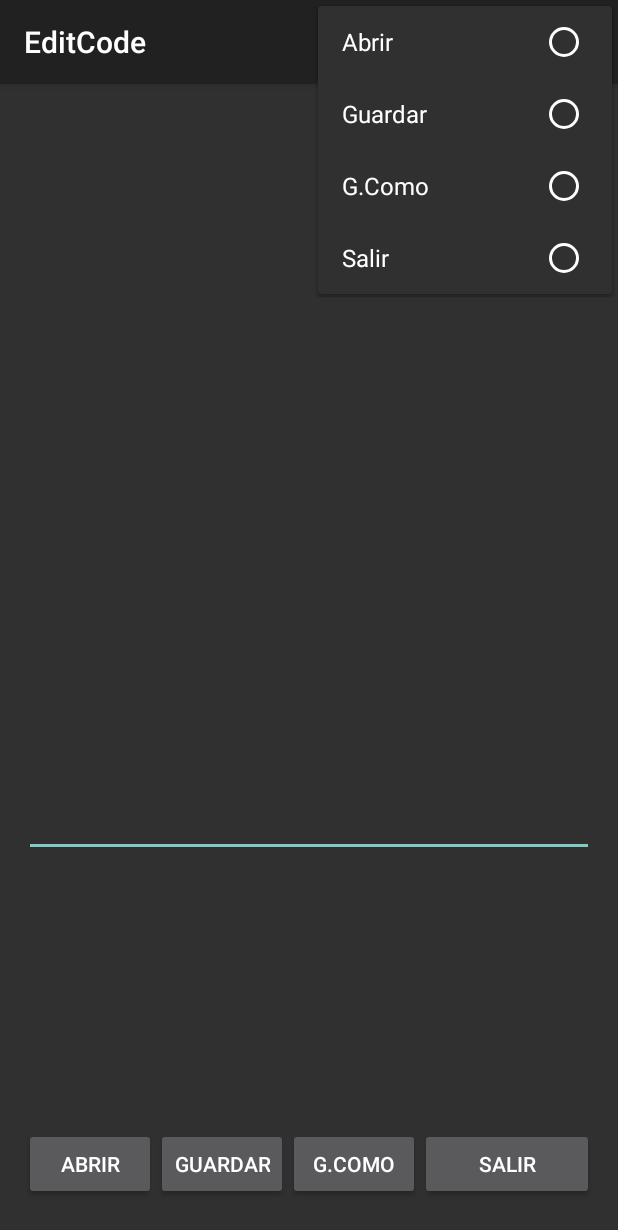
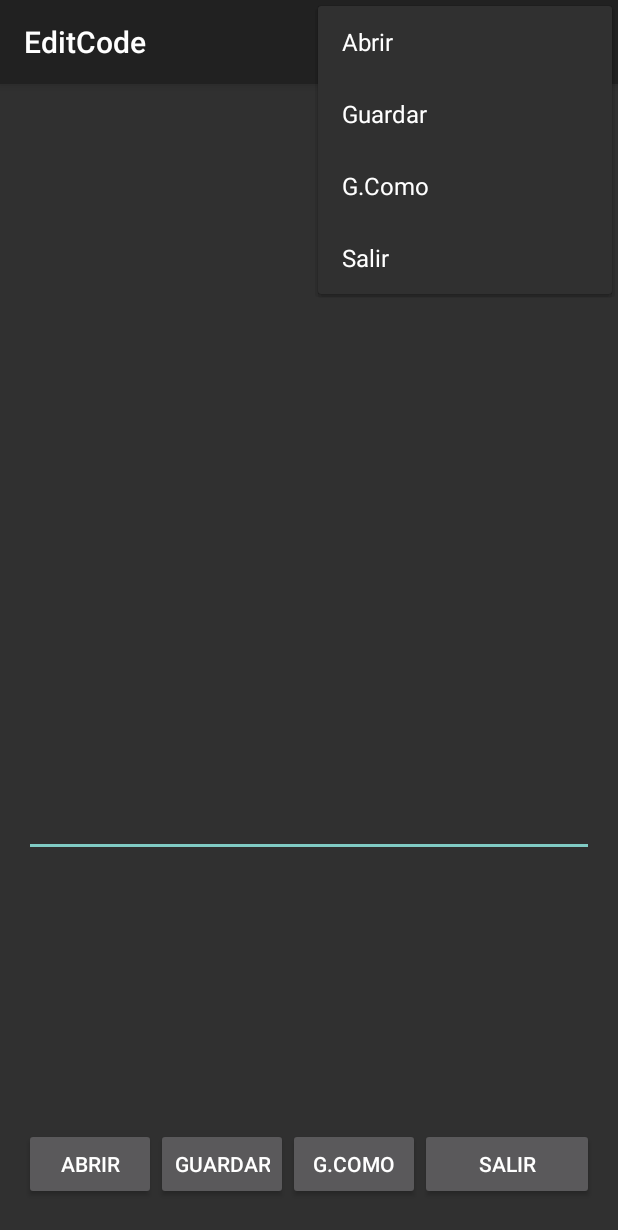
Before and after one commit to tecfer/Editcode, an Android app: the screen it shows after launch (MainActivity), with the options menu open, on a phone screen of 412 x 824 dp. Shown: the top 1230 px of the screen. Run offline under Robolectric (Android 15) with nearby library versions, the phone set to English and light mode, and no system bars.

Commit message:
correcciones menú

```diff
--- a/app/src/main/res/menu/main_menu.xml
+++ b/app/src/main/res/menu/main_menu.xml
@@ -1,6 +1,6 @@
 <?xml version="1.0" encoding="utf-8"?>
 <menu xmlns:android="http://schemas.android.com/apk/res/android">
-    <group android:id="@+id/theme_group" android:checkableBehavior="single">
+    <group android:id="@+id/theme_group">
         <item
             android:id="@+id/openButton"
             android:title="@string/Abrir" />
```
Also changed, not shown: app/src/main/java/es/tecfer/editcode/MainActivity.java (+10 -4 lines).
